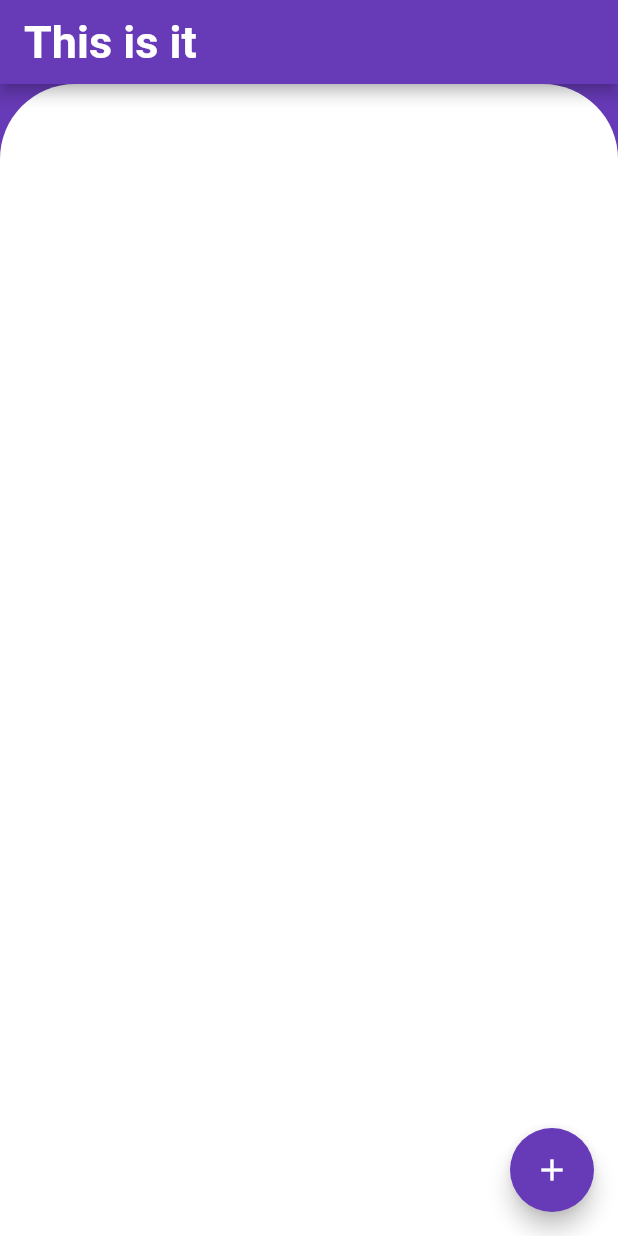
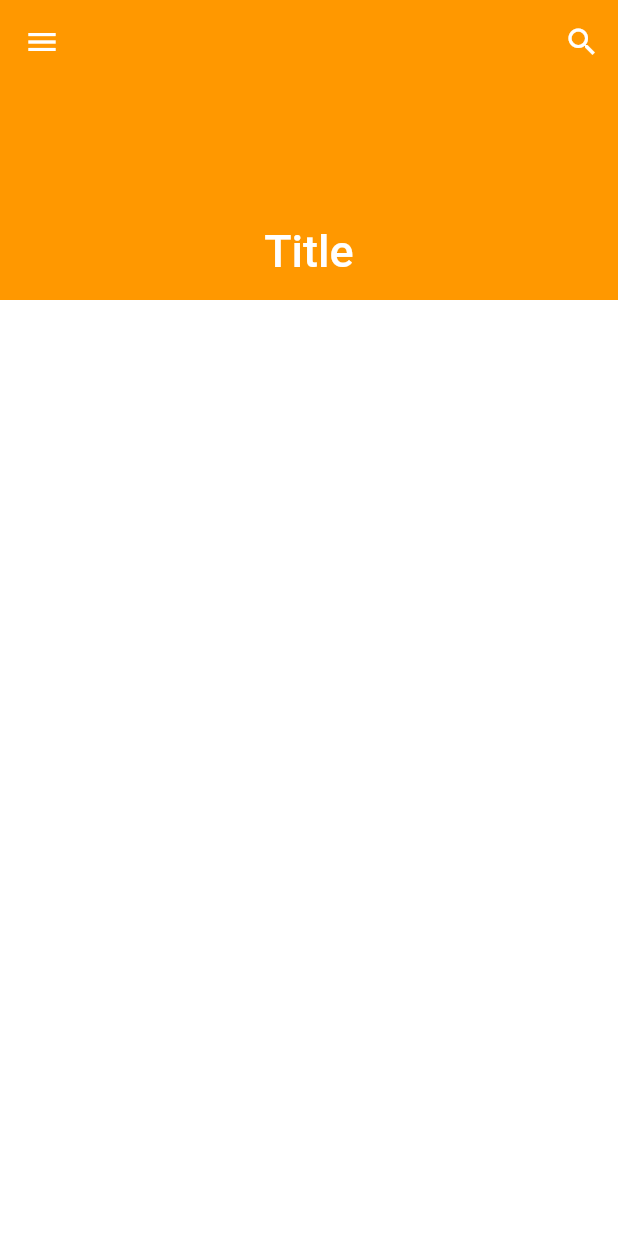
Before and after one commit to KendiJ/Tasks, a Flutter app: the screen it shows after launch, on a phone screen of 412 x 824 dp. Run offline on Flutter 3.47's test engine with Material 2 defaults, Android fonts, the phone set to English and light mode, and no system bars.

Commit message:
Working on the Sliver bar (prifile)

```diff
--- /dev/null
+++ b/lib/Pages/Tasks/tasks.dart
@@ -0,0 +1,10 @@
+import 'package:flutter/material.dart';
+
+class MyTasks extends StatelessWidget {
+  @override
+  Widget build(BuildContext context) {
+    return Container(
+
+    );
+  }
+}
--- /dev/null
+++ b/lib/Pages/landing_page.dart
@@ -0,0 +1,20 @@
+import 'package:flutter/material.dart';
+import 'package:my_tasks/Pages/profile.dart';
+import 'package:my_tasks/Pages/Tasks/tasks.dart';
+
+class LandingPage extends StatelessWidget {
+  @override
+  Widget build(BuildContext context) {
+    return Scaffold(
+      body: Stack(
+        children: <Widget>[
+          MyProfile(),
+          MyTasks(),
+          // Todo(),
+          // Progress(),
+          // Done(),
+        ]
+      ),
+    );
+  }
+}
--- /dev/null
+++ b/lib/Pages/profile.dart
@@ -0,0 +1,42 @@
+import 'package:flutter/material.dart';
+
+
+class MyProfile extends StatefulWidget {
+  @override
+  _MyProfileState createState() => _MyProfileState();
+}
+
+class _MyProfileState extends State<MyProfile> {
+  @override
+  Widget build(BuildContext context) {
+    return Scaffold(
+      body: CustomScrollView(
+        slivers: <Widget> [
+          Expanded(
+            child: SliverAppBar(
+              backgroundColor: Colors.orange,
+
+              expandedHeight: 200,
+              floating: true,
+              pinned: true,
+              flexibleSpace:FlexibleSpaceBar(
+                title: Text("Title"),
+                centerTitle: true,
+              ),
+              leading: IconButton(
+                onPressed: (){},
+                icon: Icon(Icons.menu),
+              ),
+              actions: <Widget>[
+                IconButton(
+                  icon: Icon(Icons.search),
+                  onPressed: (){}
+                )
+              ],
+            ),
+          ),
+        ]
+      ),
+    );
+  }
+}
--- a/lib/TaskModel.dart
+++ /dev/null
@@ -1,11 +0,0 @@
- class TaskModel {
-  // Strings
-  String title;
-  String detail;
-
-  // Getters
-  String get getTitle => title;
-  String get getDetail => detail;
-
-  TaskModel(this.detail, this.title);
-}
--- a/lib/TodoModel.dart
+++ /dev/null
@@ -1,13 +0,0 @@
-import 'package:flutter/widgets.dart';
-import 'package:my_tasks/TaskModel.dart';
-// This contains a task list of all the tasks given by the user.
-class TodoModel extends ChangeNotifier{
-  List<TaskModel> taskList = []; // contains all the task
-
-  addTaskInList() {
-    TaskModel taskModel = TaskModel("title ${taskList.length}", "this is the task no detail ${taskList.length}");
-    taskList.add(taskModel);
-
-    notifyListeners();
-  }
-}
--- a/lib/main.dart
+++ b/lib/main.dart
@@ -1,81 +1,19 @@
 import 'package:flutter/material.dart';
-import 'package:my_tasks/TodoModel.dart';
-import 'package:provider/provider.dart';
+import 'package:my_tasks/Pages/landing_page.dart';
 
-void main() => runApp(Tasks());
+void main() => runApp(HomePage());
 
-class Tasks extends StatelessWidget {
+class HomePage extends StatelessWidget {
   @override
   Widget build(BuildContext context) {
     return MaterialApp(
-      title: 'My Goals',
+      debugShowCheckedModeBanner: false,
       theme: ThemeData(
-        primarySwatch: Colors.deepPurple,
+        scaffoldBackgroundColor: Colors.white,
+        backgroundColor: Colors.white
       ),
-        home: ChangeNotifierProvider(
-          create: (context) {
-            return TodoModel();
-          },
-          child: HomePage(),
-        )
-
+      home: LandingPage(),
     );
   }
 
 }
-
-class HomePage extends StatelessWidget {
-  @override
-  Widget build(BuildContext context) {
-    return Scaffold(
-      backgroundColor: Colors.deepPurple,
-      appBar: AppBar(
-        title: Text("This is it", style: TextStyle(color: Colors.white, fontWeight: FontWeight.bold, fontSize: 30)),
-      ),
-      body: Column(
-        children: <Widget>[
-          // this shows the clock
-          Column(),
-
-          Expanded(
-            child: Container(
-              decoration: BoxDecoration(
-                color: Colors.white,
-                borderRadius: BorderRadius.only(
-                  topRight: Radius.circular(50),
-                  topLeft: Radius.circular(50),
-                )
-              ),
-              child: Consumer <TodoModel>(
-                builder: (context, todo, child){
-                  return ListView.builder(
-                itemCount: todo.taskList.length,
-                itemBuilder: (context, index) {
-                  return Container(
-                    child: ListTile(
-                      contentPadding: EdgeInsets.only(left:32, right:32, top:8, bottom: 8),
-                      title: Text(todo.taskList[index].title, style: TextStyle(fontWeight: FontWeight.w600, color: Colors.black),),
-                      subtitle: Text(todo.taskList[index].detail, style: TextStyle(fontWeight: FontWeight.w400,   color: Colors.black54),),
-
-                      trailing: Icon(Icons.check_circle, color: Colors.green,),
-                    ),
-                    margin: EdgeInsets.only(bottom: 8, left: 16, right: 16),
-                  );
-                }
-              );
-                },
-              )
-            ),
-          )
-        ]
-      ),
-
-      floatingActionButton: FloatingActionButton(
-        child: Icon(Icons.add),
-        onPressed: (){
-          Provider.of<TodoModel>(context).addTaskInList();
-        },
-      ),
-    );
-  }
-}
```
Also changed, not shown: 1 other file.
